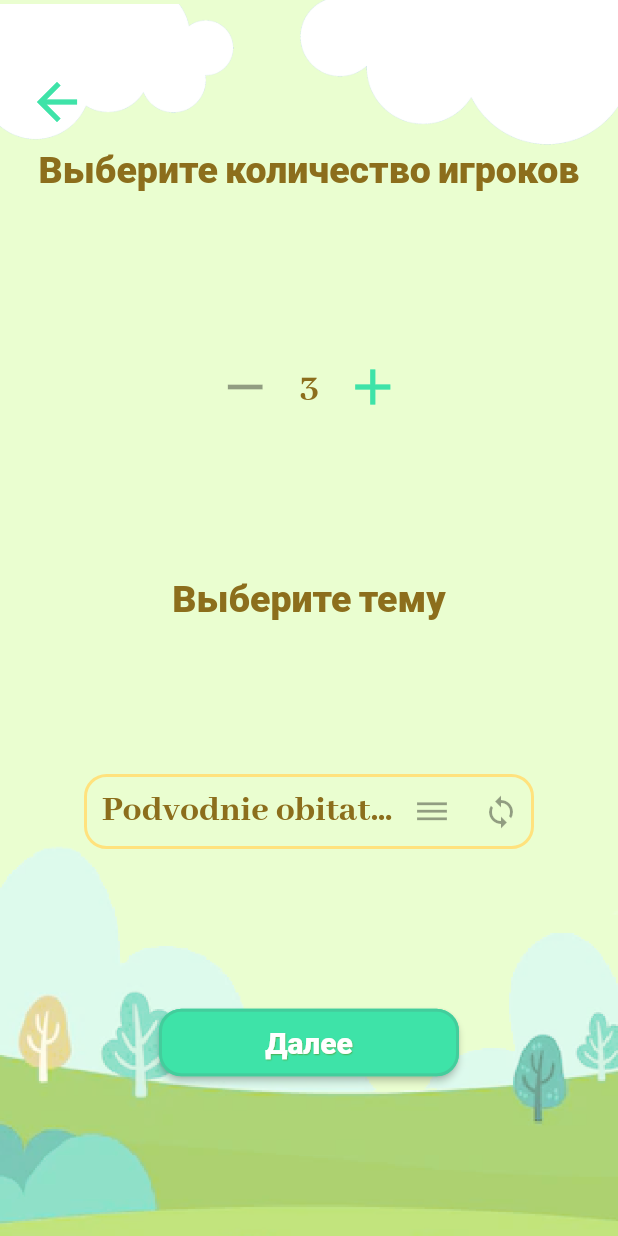
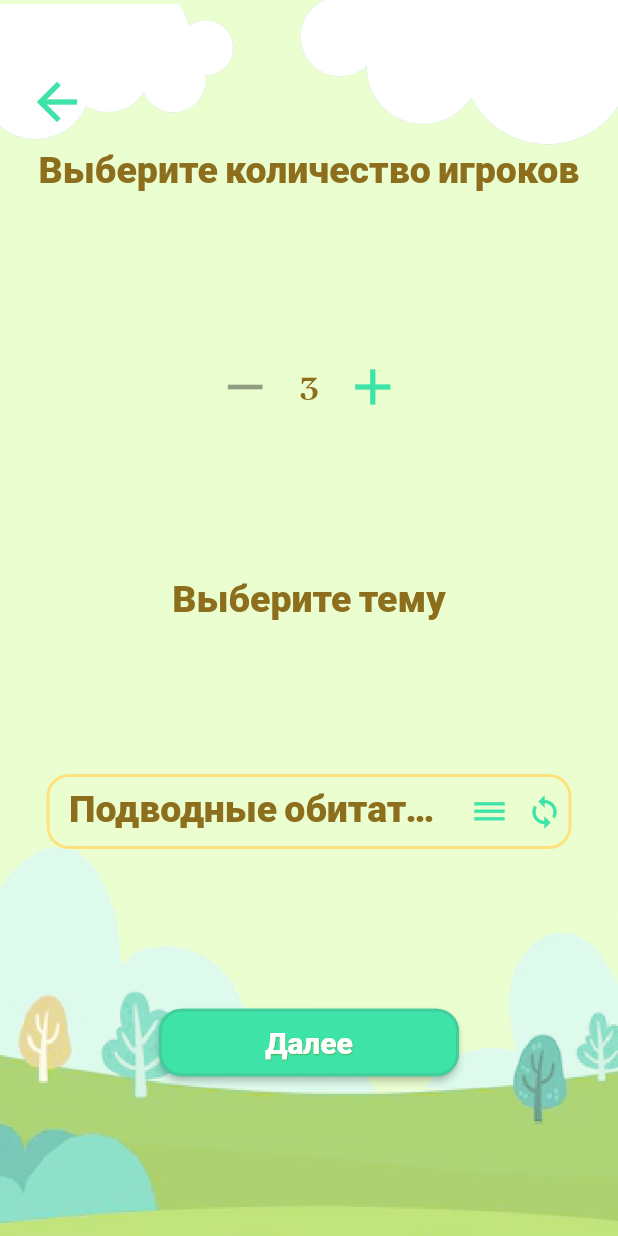
Before and after one commit to rataysh/Dart-Flutter-learning, a Flutter app: the screen it shows after launch, after a tap on "Новая игра", on a phone screen of 412 x 824 dp. Run offline on Flutter 3.47's test engine with Material 2 defaults, Android fonts, the light colour scheme and no system bars; our stand-ins replace flip_card, flutter_swiper.

Commit message:
random Themes

```diff
--- a/lib/const/slyles.dart
+++ b/lib/const/slyles.dart
@@ -83,6 +83,7 @@ const eachThemeTextStyle = TextStyle(
 
 // Текст заголовка в теме
 const eachThemeHeaderTextStyle = TextStyle(
+
   color: Color(0xFF8c6e1c),
   fontSize: 25.0,
   fontWeight: FontWeight.w800,
--- a/lib/screens/newGameStart.dart
+++ b/lib/screens/newGameStart.dart
@@ -1,5 +1,6 @@
 import 'package:flutter/cupertino.dart';
 import 'package:flutter/material.dart';
+import '../classes/AllTheme.dart';
 import '../const/slyles.dart';
 import 'elementsOfScreens/eachThemePart.dart';
 
@@ -35,7 +36,7 @@ class _AddNewPlayersState extends State<AddNewPlayers> {
         _myChouseQuantity(),
         const Text('Выберите тему', style: eachThemeHeaderTextStyle),
         // eachThemeForm('TEST'),
-        _myChouseTheme('Podvodnie obitateli'),
+        _myChouseTheme(myAllTheme.listAllTheme[2].name),
         Padding(
           padding: const EdgeInsets.all(6.0),
           child: ElevatedButton(
@@ -54,9 +55,20 @@ class _AddNewPlayersState extends State<AddNewPlayers> {
     );
   }
 
-  // _funcAllTheme() {
-  //   print('TESTTT');
-  // }
+  _randomTheme() {
+    print('TEST');
+  }
+
+  _myIconThemeButton(icon, func) {
+    return IconButton(
+        padding: EdgeInsets.all(1.0),
+        alignment: Alignment.centerRight,
+        color: colorBackgroundButton,
+        onPressed: () {
+          func();
+        },
+        icon: Icon(icon));
+  }
 
   _myChouseQuantity() {
     return Row(
@@ -115,51 +127,48 @@ class _AddNewPlayersState extends State<AddNewPlayers> {
   }
 
   _myChouseTheme(data) {
-    return Row(
-      mainAxisAlignment: MainAxisAlignment.center,
-      children: [
-        Container(
+    return Container(
+      padding: EdgeInsets.all(3.0),
       alignment: Alignment.center,
-          width: 300,
+      width: 350,
       height: 50,
-          child: TextField(
-            enabled: false,
-            // textAlign: TextAlign.center,
-            decoration: InputDecoration(
-              // alignLabelWithHint: false,
-              focusedBorder: myBorderStyleForAddTheme,
-              enabledBorder: myBorderStyleForAddTheme,
-              disabledBorder: myBorderStyleForAddTheme,
-              border: myBorderStyleForAddTheme,
-              labelText: data,
-              labelStyle: eachThemeHeaderTextStyle,
-              suffixIcon: Row(
-                mainAxisSize: MainAxisSize.min,
+      decoration: BoxDecoration(
+        // color: Colors.white,
+        border: Border.all(
+          color: colorBorderForAddTheme,
+          width: 2,
+        ),
+        borderRadius: BorderRadius.all(Radius.circular(15.0)),
+      ),
+      child: Row(
+        // mainAxisSize: MainAxisSize.min,
         mainAxisAlignment: MainAxisAlignment.end,
         children: [
-                  IconButton(
-                    alignment: Alignment.center,
-                    // iconSize: 20,
-                    icon: Icon(Icons.dehaze),
-                    onPressed: () {
-                      print('ettst');
-                    },
-                    ),
           SizedBox(
             width: 10,
           ),
-                  Icon(
-                    Icons.sync,
+          Flexible(
+            flex: 7,
+            child: Container(
+              alignment: Alignment.centerLeft,
+              child: Text(
+                data,
+                style: eachThemeHeaderTextStyle,
+                overflow: TextOverflow.ellipsis,
               ),
-                  SizedBox(
-                    width: 10,
+            ),
+          ),
+          // _iconThemeButton(Icons.dehaze, testFunc),
+          Flexible(
+            flex: 1,
+            child: _myIconThemeButton(Icons.dehaze, _randomTheme),
+          ),
+          Flexible(
+            flex: 1,
+            child: _myIconThemeButton(Icons.sync, _randomTheme),
           ),
         ],
       ),
-            ),
-          ),
-        ),
-      ],
     );
   }
 }
```
Lines whose indentation alone changed are shown as unchanged.
